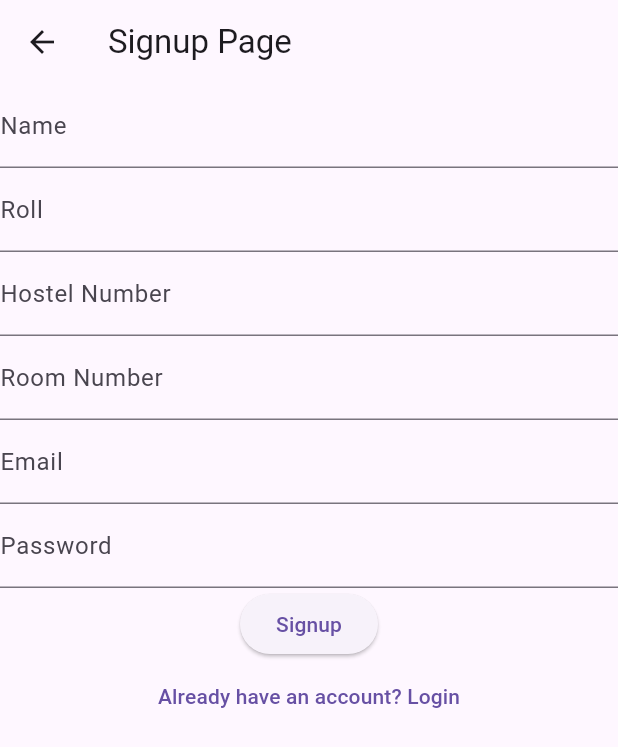
After one commit to Kuwar-Vishnudatt/Hostel_help, a Flutter app: the screen it shows after launch, after a tap on "User Signup", on a phone screen of 412 x 824 dp. The commit adds this screen. Shown: the top 747 px of the screen. Run offline on Flutter 3.47's test engine with Material 3 defaults, Android fonts, the phone set to English and light mode, and no system bars; our stand-ins replace cloud_firestore, firebase_auth, firebase_core; accounts and stored records are empty; network calls fail.

Commit message:
Initial Commit

```diff
--- a/lib/main.dart
+++ b/lib/main.dart
@@ -1,9 +1,13 @@
 import 'package:flutter/material.dart';
-import 'package:hostel_help/pages/login_page.dart';
+import 'package:hostel_help/pages/faculty/faculty_home_page.dart';
+import 'package:hostel_help/pages/faculty/faculty_login_page.dart';
+import 'package:hostel_help/pages/faculty/faculty_signup_page.dart';
+import 'package:hostel_help/pages/user/user_login_page.dart';
 import 'package:firebase_core/firebase_core.dart';
-import 'package:hostel_help/pages/signup_page.dart';
+import 'package:hostel_help/pages/user/user_signup_page.dart';
+import 'package:hostel_help/pages/splash_screen.dart';
 
-import 'pages/home_page.dart';
+import 'pages/user/user_home_page.dart';
 
 void main() async {
   WidgetsFlutterBinding.ensureInitialized();
@@ -12,9 +16,13 @@ void main() async {
     debugShowCheckedModeBanner: false,
     initialRoute: '/',
     routes: {
-      '/': (context) => const SignupPage(),
-      '/login': (context) => const LoginPage(),
-      '/home': (context) => const HomePage(),
+      '/': (context) => const SplashScreen(),
+      '/userlogin': (context) => const UserLoginPage(),
+      '/userhome': (context) => const UserHomePage(),
+      '/facultyhome': (context) => const FacultyHomePage(),
+      '/usersignup': (context) => const UserSignupPage(),
+      '/facultysignup': (context) => const FacultySignupPage(),
+      '/facultylogin': (context) => const FacultyLoginPage(),
     },
   ));
 }
--- /dev/null
+++ b/lib/pages/faculty/faculty_login_page.dart
@@ -0,0 +1,71 @@
+// ignore_for_file: library_private_types_in_public_api, use_build_context_synchronously, avoid_print
+
+import 'package:flutter/material.dart';
+import 'package:firebase_auth/firebase_auth.dart';
+
+class FacultyLoginPage extends StatefulWidget {
+  const FacultyLoginPage({super.key});
+
+  @override
+  _FacultyLoginPageState createState() => _FacultyLoginPageState();
+}
+
+class _FacultyLoginPageState extends State<FacultyLoginPage> {
+  final _formKey = GlobalKey<FormState>();
+  final _auth = FirebaseAuth.instance;
+  late String email;
+  late String password;
+
+  void _login() async {
+    if (_formKey.currentState!.validate()) {
+      _formKey.currentState!.save();
+      try {
+        await _auth.signInWithEmailAndPassword(
+            email: email, password: password);
+        Navigator.pushReplacementNamed(context, '/facultyhome');
+      } on FirebaseAuthException catch (e) {
+        print(e.message);
+      }
+    }
+  }
+
+  @override
+  Widget build(BuildContext context) {
+    return Scaffold(
+      appBar: AppBar(
+        leading: IconButton(
+          icon: const BackButtonIcon(),
+          onPressed: () {
+            Navigator.of(context).pop();
+          },
+        ),
+        title: const Text('Faculty Login'),
+      ),
+      body: Form(
+        key: _formKey,
+        child: Column(
+          children: <Widget>[
+            TextFormField(
+              decoration: const InputDecoration(labelText: 'Email'),
+              onSaved: (value) => email = value!,
+            ),
+            TextFormField(
+              decoration: const InputDecoration(labelText: 'Password'),
+              obscureText: true,
+              onSaved: (value) => password = value!,
+            ),
+            ElevatedButton(
+              onPressed: _login,
+              child: const Text('Login'),
+            ),
+            TextButton(
+              onPressed: () =>
+                  Navigator.pushReplacementNamed(context, '/facultysignup'),
+              child: const Text("Don't have an account? Signup"),
+            ),
+          ],
+        ),
+      ),
+    );
+  }
+}
--- /dev/null
+++ b/lib/pages/splash_screen.dart
@@ -0,0 +1,76 @@
+import 'package:flutter/material.dart';
+
+import 'faculty/faculty_login_page.dart';
+import 'faculty/faculty_signup_page.dart';
+import 'user/user_login_page.dart';
+import 'user/user_signup_page.dart';
+
+void main() {
+  runApp(const HostelHelpApp());
+}
+
+class HostelHelpApp extends StatelessWidget {
+  const HostelHelpApp({super.key});
+
+  @override
+  Widget build(BuildContext context) {
+    return MaterialApp(
+      title: 'Hostel Help',
+      theme: ThemeData(
+        primarySwatch: Colors.blue,
+      ),
+      home: const SplashScreen(),
+      routes: {
+        '/userSignup': (context) => const UserSignupPage(),
+        '/facultySignup': (context) => const FacultySignupPage(),
+        '/userLogin': (context) => const UserLoginPage(),
+        '/facultyLogin': (context) => const FacultyLoginPage(),
+      },
+    );
+  }
+}
+
+class SplashScreen extends StatelessWidget {
+  const SplashScreen({super.key});
+
+  @override
+  Widget build(BuildContext context) {
+    return Scaffold(
+      body: Center(
+        child: Column(
+          mainAxisAlignment: MainAxisAlignment.center,
+          children: <Widget>[
+            const Text(
+              'Welcome to Hostel Help',
+              style: TextStyle(fontSize: 24),
+            ),
+            ElevatedButton(
+              child: const Text('User Signup'),
+              onPressed: () {
+                Navigator.pushNamed(context, '/usersignup');
+              },
+            ),
+            ElevatedButton(
+              child: const Text('Faculty Signup'),
+              onPressed: () {
+                Navigator.pushNamed(context, '/facultysignup');
+              },
+            ),
+            ElevatedButton(
+              child: const Text('User Login'),
+              onPressed: () {
+                Navigator.pushNamed(context, '/userlogin');
+              },
+            ),
+            ElevatedButton(
+              child: const Text('Faculty Login'),
+              onPressed: () {
+                Navigator.pushNamed(context, '/facultylogin');
+              },
+            ),
+          ],
+        ),
+      ),
+    );
+  }
+}
--- /dev/null
+++ b/lib/pages/user/user_signup_page.dart
@@ -0,0 +1,100 @@
+// ignore_for_file: library_private_types_in_public_api, use_build_context_synchronously, avoid_print
+
+import 'package:flutter/material.dart';
+import 'package:firebase_auth/firebase_auth.dart';
+import 'package:cloud_firestore/cloud_firestore.dart';
+
+class UserSignupPage extends StatefulWidget {
+  const UserSignupPage({super.key});
+
+  @override
+  _UserSignupPageState createState() => _UserSignupPageState();
+}
+
+class _UserSignupPageState extends State<UserSignupPage> {
+  final _formKey = GlobalKey<FormState>();
+  final _auth = FirebaseAuth.instance;
+  final _firestore = FirebaseFirestore.instance;
+  late String name;
+  late String roll;
+  late String hostelNumber;
+  late String roomNumber;
+  late String email;
+  late String password;
+
+  void _signup() async {
+    if (_formKey.currentState!.validate()) {
+      _formKey.currentState!.save();
+      try {
+        UserCredential userCredential = await _auth
+            .createUserWithEmailAndPassword(email: email, password: password);
+        User? user = userCredential.user;
+        await _firestore.collection('users').doc(user!.uid).set({
+          'name': name,
+          'roll': roll,
+          'hostelNumber': hostelNumber,
+          'roomNumber': roomNumber,
+        });
+        Navigator.pushReplacementNamed(context, '/userhome');
+      } on FirebaseAuthException catch (e) {
+        print(e.message);
+      }
+    }
+  }
+
+  @override
+  Widget build(BuildContext context) {
+    return Scaffold(
+      appBar: AppBar(
+        leading: IconButton(
+          icon: const BackButtonIcon(),
+          onPressed: () {
+            Navigator.of(context).pop();
+          },
+        ),
+        title: const Text('Signup Page'),
+      ),
+      body: Form(
+        key: _formKey,
+        child: Column(
+          children: <Widget>[
+            TextFormField(
+              decoration: const InputDecoration(labelText: 'Name'),
+              onSaved: (value) => name = value!,
+            ),
+            TextFormField(
+              decoration: const InputDecoration(labelText: 'Roll'),
+              onSaved: (value) => roll = value!,
+            ),
+            TextFormField(
+              decoration: const InputDecoration(labelText: 'Hostel Number'),
+              onSaved: (value) => hostelNumber = value!,
+            ),
+            TextFormField(
+              decoration: const InputDecoration(labelText: 'Room Number'),
+              onSaved: (value) => roomNumber = value!,
+            ),
+            TextFormField(
+              decoration: const InputDecoration(labelText: 'Email'),
+              onSaved: (value) => email = value!,
+            ),
+            TextFormField(
+              decoration: const InputDecoration(labelText: 'Password'),
+              obscureText: true,
+              onSaved: (value) => password = value!,
+            ),
+            ElevatedButton(
+              onPressed: _signup,
+              child: const Text('Signup'),
+            ),
+            TextButton(
+              onPressed: () =>
+                  Navigator.pushReplacementNamed(context, '/userlogin'),
+              child: const Text('Already have an account? Login'),
+            ),
+          ],
+        ),
+      ),
+    );
+  }
+}
```
Also changed, not shown: lib/pages/complaint/power_page.dart (renamed from lib/pages/power_page.dart, +7 -2 lines), lib/pages/faculty/faculty_home_page.dart (added, +94 -0 lines), lib/pages/faculty/faculty_signup_page.dart (renamed from lib/pages/signup_page.dart, +22 -27 lines), lib/pages/user/user_complaint_page.dart (added, +86 -0 lines), lib/pages/user/user_home_page.dart (renamed from lib/pages/home_page.dart, +20 -6 lines), lib/pages/user/user_login_page.dart (renamed from lib/pages/login_page.dart, +12 -7 lines).
